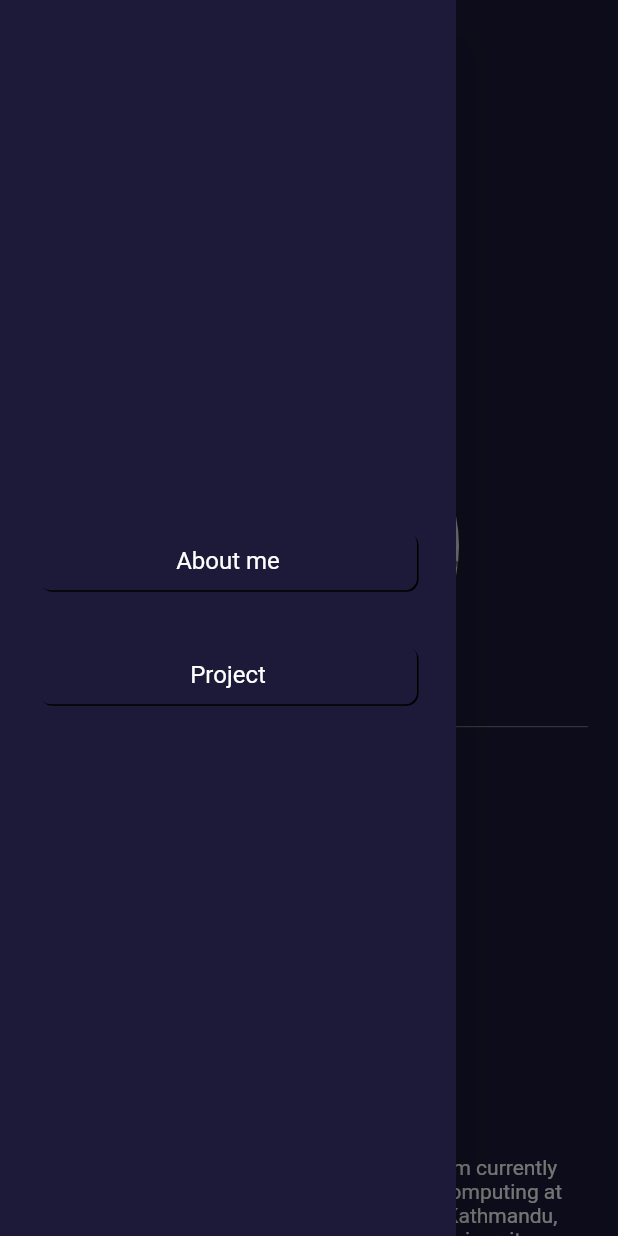
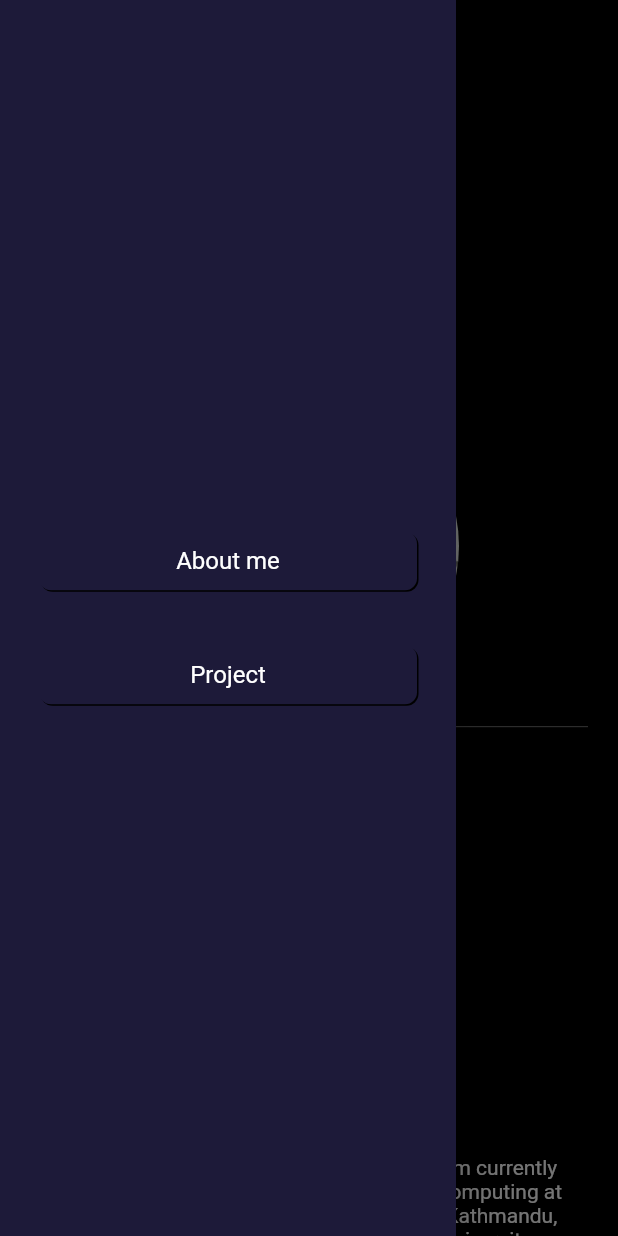
Before and after one commit to duktar210143/personal_Portfoliosite, a Flutter app: the screen it shows after launch, after a tap on the "menu" icon, on a phone screen of 412 x 824 dp. Run offline on Flutter 3.47's test engine with Material 2 defaults, Android fonts, the phone set to English and light mode, and no system bars; our stand-ins replace cached_network_image, firebase_core, flutter_svg, font_awesome_flutter, shared_preferences, url_strategy; accounts and stored records are empty; network calls fail.

Commit message:
skills page completed

```diff
--- /dev/null
+++ b/lib/footer/footer.dart
@@ -0,0 +1,93 @@
+import 'package:flutter/foundation.dart';
+import 'package:portfoliosite/utils/strings.dart';
+import 'package:portfoliosite/utils/url_launch.dart';
+import 'package:portfoliosite/widgets/all_imports.dart';
+
+class Footer extends StatefulWidget {
+  final void Function()? clickOnTop;
+  const Footer({
+    Key? key,
+    this.clickOnTop,
+  }) : super(key: key);
+
+  @override
+  State<Footer> createState() => _FooterState();
+}
+
+class _FooterState extends State<Footer> {
+  @override
+  Widget build(BuildContext context) {
+    Size size = MediaQuery.of(context).size;
+    return Container(
+      width: size.width,
+      alignment: Alignment.center,
+      padding: EdgeInsets.symmetric(
+          horizontal: Responsive.isDesktop(context) ? 120 : 20,
+          vertical: Responsive.isDesktop(context) ? 50 : 20),
+      child: Row(
+        mainAxisAlignment: MainAxisAlignment.spaceBetween,
+        children: [
+          const SizedBox(
+            height: 50,
+            width: 50,
+          ),
+          Row(
+            children: [
+              IconButton(
+                onPressed: () {
+                  if (kDebugMode) {
+                    print("linked in button is clicked");
+                  }
+                  UrlLaunch.LaunchinBorwser(Url: linkedIn);
+                },
+                icon: const FaIcon(
+                  FontAwesomeIcons.linkedinIn,
+                  color: Colors.white,
+                ),
+              ),
+              IconButton(
+                onPressed: () {
+                  if (kDebugMode) {
+                    print("Twitter button is clicked");
+                  }
+                  UrlLaunch.LaunchinBorwser(Url: twitter);
+                },
+                icon: const FaIcon(
+                  FontAwesomeIcons.twitter,
+                  color: Colors.white,
+                ),
+              ),
+              IconButton(
+                onPressed: () {
+                  if (kDebugMode) {
+                    print("Email Button clicked");
+                  }
+                  UrlLaunch.makeEmail(email: emailId, subject: '', body: '');
+                },
+                icon: const FaIcon(
+                  FontAwesomeIcons.google,
+                  color: Colors.white,
+                ),
+              )
+            ],
+          ),
+          InkWell(
+            onTap: widget.clickOnTop,
+            child: Container(
+              height: 50,
+              width: 50,
+              decoration: BoxDecoration(
+                borderRadius: BorderRadius.circular(5),
+                color: Colors.black
+              ),
+              child: const Icon(
+                Icons.expand_less,
+                color: Colors.white,
+              ),
+            ),
+          )
+        ],
+      ),
+    );
+  }
+}
--- a/lib/utils/colors.dart
+++ b/lib/utils/colors.dart
@@ -1,7 +1,7 @@
 import 'package:portfoliosite/widgets/all_imports.dart';
 
 Color KWhite = const Color(0xff1D1A39);
-Color KBlack = const Color(0xffE8BCB9);
+Color KBlack = Colors.white;
 Color KPrimary = const Color(0xff451952);
 Color KBlackShade = const Color(0xff473E66);
 Color kGreyShade = const Color(0xff6DA5C0);
--- a/lib/utils/strings.dart
+++ b/lib/utils/strings.dart
@@ -5,3 +5,5 @@ const String about =
 const String emailId = "Duktar13@gmail.com";
 
 const String githubIcon = 'assets/images/githubicon.png';
+const linkedIn = "https://www.linkedin.com/in/duktar-tamang-368882211/";
+const twitter = "https://twitter.com/DuktarTamang";
--- a/lib/view/home/hero/hero_cta.dart
+++ b/lib/view/home/hero/hero_cta.dart
@@ -53,7 +53,7 @@ class _HeroCtaState extends State<HeroCta> {
                         height: 5.0,
                       ),
                       TextBuilder(
-                        text: "Flutter Developer",
+                        text: "A developer",
                         color: kGreyShade,
                         fontsize: 22,
                         fontweight: FontWeight.w600,
--- a/lib/view/home/home.dart
+++ b/lib/view/home/home.dart
@@ -1,5 +1,5 @@
+import 'package:portfoliosite/footer/footer.dart';
 import 'package:portfoliosite/widgets/all_imports.dart';
-
 
 class Home extends StatefulWidget {
   const Home({Key? key}) : super(key: key);
@@ -28,16 +28,18 @@ class _HomeState extends State<Home> {
   Widget build(BuildContext context) {
     return Scaffold(
       key: drawerkey,
-      backgroundColor: KWhite,
+      backgroundColor: Colors.black,
       drawer: Responsive.isDesktop(context)
           ? const SizedBox()
           : MobileDrawer(
               about: aboutKey,
               project: projectKey,
+              skill: skillsKey,
             ),
       body: SafeArea(
         child: SingleChildScrollView(
-        child: Column(children: [
+          child: Column(
+            children: [
               Responsive.isDesktop(context)
                   ? TopMenu(
                       key: homeKey,
@@ -47,7 +49,6 @@ class _HomeState extends State<Home> {
                           duration: const Duration(seconds: 1),
                         );
                       },
-
                       about: () {
                         Scrollable.ensureVisible(
                           aboutKey.currentState!.context,
@@ -60,22 +61,47 @@ class _HomeState extends State<Home> {
                           duration: const Duration(seconds: 1),
                         );
                       },
-                  //  skills: (){
-                  //   Scrollable.ensureVisible(
-                  //     skillsKey.currentState!.context,
-                  //     duration: const Duration(seconds: 1),
-                  //   );
-                  // }
+                      skills: () {
+                        Scrollable.ensureVisible(
+                          skillsKey.currentState!.context,
+                          duration: const Duration(seconds: 1),
+                        );
+                      })
+                  : MobileHeader(drawerkey: drawerkey),
+              HeroCta(
+                key: topkey,
+              ),
+              const CustomDivider(),
+              About(
+                key: aboutKey,
+              ),
+              const CustomDivider(),
+              Project(
+                key: projectKey,
+                project: project,
+              ),
+              const CustomDivider(),
+              Skills(key: skillsKey),
+              const CustomDivider(),
+              Footer(
+                clickOnTop: () {
+                  if (Responsive.isDesktop(context)) {
+                    Scrollable.ensureVisible(
+                      homeKey.currentState!.context,
+                      duration: const Duration(seconds: 1),
+                    );
+                  } else {
+                    Scrollable.ensureVisible(
+                      topkey.currentState!.context,
+                      duration: const Duration(seconds: 1),
+                      );
+                  }
+                },
               )
-              : MobileHeader(drawerkey:drawerkey),
-              HeroCta(key: topkey,),
-              const CustomDivider(),
-              About(key: aboutKey,),
-              const CustomDivider(),
-              Project(key: projectKey,project: project,),
-              const CustomDivider(),
-        ]),
-      )),
+            ],
+          ),
+        ),
+      ),
     );
   }
 }
--- a/lib/view/home/project/project.dart
+++ b/lib/view/home/project/project.dart
@@ -27,7 +27,7 @@ class _ProjectState extends State<Project> {
         children: [
           TextBuilder(
             text: 'Project',
-            color: KWhite,
+            color: Colors.white,
             fontweight: FontWeight.w600,
             fontsize: 30,
           ),
--- /dev/null
+++ b/lib/view/home/skill/skill_card.dart
@@ -0,0 +1,58 @@
+import 'package:portfoliosite/widgets/all_imports.dart';
+
+class SkillCard extends StatefulWidget {
+  final String? icons, title;
+  const SkillCard({
+    Key? key,
+    @required this.icons,
+    @required this.title,
+  }) : super(key: key);
+
+  @override
+  State<SkillCard> createState() => _SkillCardState();
+}
+
+class _SkillCardState extends State<SkillCard> {
+  bool _current = false;
+  @override
+  Widget build(BuildContext context) {
+    return MouseRegion(
+      onEnter: (enter){
+        setState(() {
+          _current = true;
+        },
+        );
+      },
+      onExit: (exit){
+        setState(() {
+          _current = false;
+        });
+      },
+      child: Card(
+        color: Colors.white,
+        margin: EdgeInsets.zero,
+        clipBehavior: Clip.antiAlias,
+        elevation: 2,
+        shape: RoundedRectangleBorder(borderRadius: BorderRadius.circular(12),),
+        child: AnimatedContainer(
+          duration: const Duration(milliseconds: 500),
+          padding: EdgeInsets.all(8.0),
+          decoration: BoxDecoration(
+            border: Border(
+              bottom: BorderSide(
+                color: _current? Colors.black : Colors.transparent,
+                style: BorderStyle.solid,
+                width: 5,
+              )
+            )
+          ),
+          child: Image.asset(
+            widget.icons!,
+            height: 40,
+            width: 40,
+          ),
+        ),
+      ),
+    );
+  }
+}
--- a/lib/view/home/skill/skills.dart
+++ b/lib/view/home/skill/skills.dart
@@ -1,5 +1,4 @@
 import 'package:portfoliosite/widgets/all_imports.dart';
-
 class Skills extends StatefulWidget {
   const Skills({Key? key}) : super(key: key);
 
@@ -21,7 +20,7 @@ class _SkillsState extends State<Skills> {
         children: [
           TextBuilder(
               text: 'Skills',
-            color: Colors.black,
+            color: Colors.white,
             fontweight: FontWeight.w600,
             fontsize: 30,
           ),
@@ -30,12 +29,19 @@ class _SkillsState extends State<Skills> {
             width: Responsive.isMobile(context)?300:500,
             child: GridView.builder(
                 gridDelegate: SliverGridDelegateWithFixedCrossAxisCount(
-                  crossAxisCount: Responsive.isMobile(context)?2:5,
+                  crossAxisCount: Responsive.isMobile(context)?2:4,
                   childAspectRatio: Responsive.isMobile(context)?1/1:1/1.1,
                   mainAxisSpacing: 20,
                   crossAxisSpacing: 20
                 ),
-                itemBuilder: skill.skills.length,
+                itemCount: skill.skills.length,
+              shrinkWrap: true,
+              itemBuilder: (BuildContext context,int i){
+                  return SkillCard(
+                    icons: skill.skills[i].icons,
+                    title: skill.skills[i].title,
+                  );
+              },
             ),
           )
 
--- a/lib/widgets/all_imports.dart
+++ b/lib/widgets/all_imports.dart
@@ -44,4 +44,10 @@ export 'package:portfoliosite/widgets/show_image_preview.dart';
 
 export 'package:portfoliosite/widgets/show_details.dart';
 
+export 'package:portfoliosite/model/skills_model.dart';
+
 export 'package:portfoliosite/controller/skills_controller.dart';
+
+export 'package:portfoliosite/view/home/skill/skill_card.dart';
+
+export 'package:portfoliosite/view/home/skill/skills.dart';
```
Also changed, not shown: lib/controller/skills_controller.dart (+6 -1 lines), lib/model/skills_model.dart (+9 -0 lines), assets/icons/dart.png (added), assets/icons/database.png (added), assets/icons/django.png (added), assets/icons/figma.png (added), assets/icons/flutter.png (added), assets/icons/java.png (added). Lines whose indentation alone changed are shown as unchanged.
